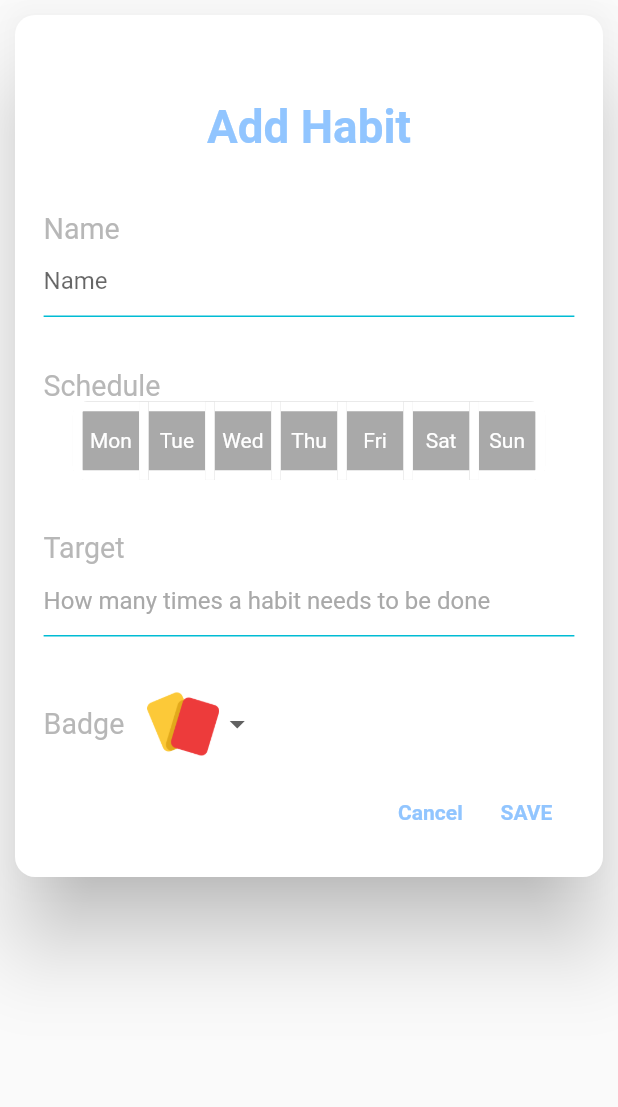
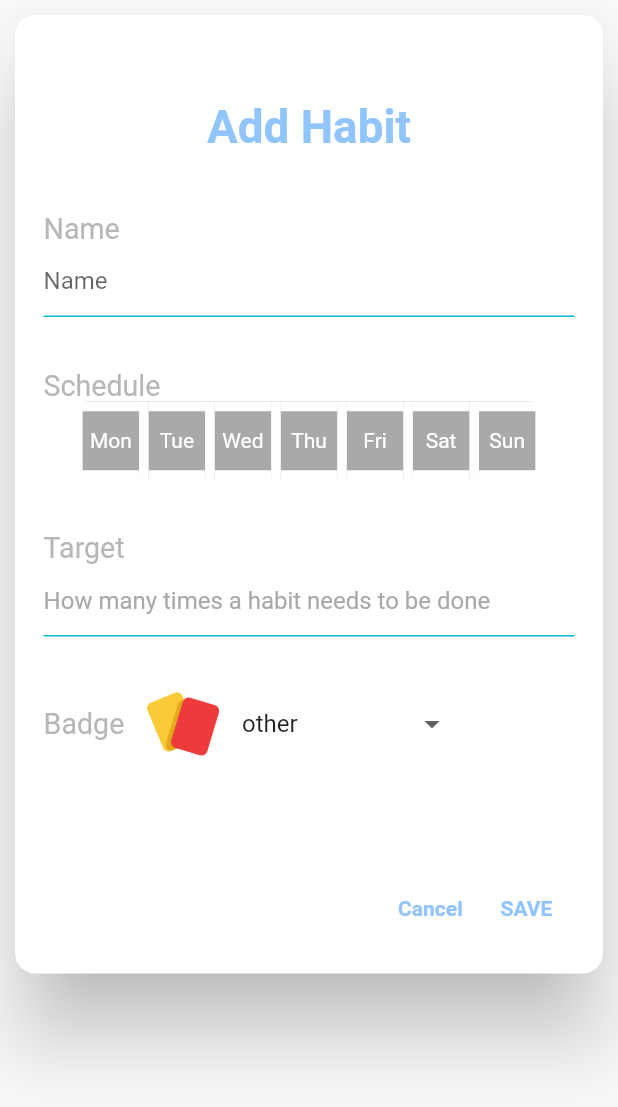
Before and after one commit to yusufmsabeh/Habit_Tracker_App, a Flutter app: the AddHabitScreen widget shown alone on an empty page, opened directly with empty values, on a phone screen of 412 x 824 dp. Shown: the top 1107 px of the screen. Run offline on Flutter 3.47's test engine with Material 2 defaults, Android fonts, the phone set to English and light mode, and no system bars; our stand-ins replace easy_localization, flutter_screenutil, fluttertoast, google_fonts, sqflite and 2 more; missing offline and left inert: dart:ffi; accounts and stored records are empty.

Commit message:
fix update screen

```diff
--- a/lib/HomePage.dart
+++ b/lib/HomePage.dart
@@ -142,6 +142,8 @@ class _HomePageState extends State<HomePage> {
                       currentIndex = 0;
                       setState(() {});
                     },
+                    child: SizedBox(
+                      width: 200.w,
                       child: Column(
                         children: [
                           SizedBox(
@@ -154,6 +156,7 @@ class _HomePageState extends State<HomePage> {
                         ],
                       ),
                     ),
+                  ),
                   const Spacer(
                     flex: 1,
                   ),
@@ -162,6 +165,8 @@ class _HomePageState extends State<HomePage> {
                       currentIndex = 1;
                       setState(() {});
                     },
+                    child: SizedBox(
+                      width: 200.w,
                       child: Column(
                         children: [
                           SizedBox(
@@ -172,6 +177,7 @@ class _HomePageState extends State<HomePage> {
                                   : 'assets/today.png')),
                           Text("TodayList".tr())
                         ],
+                      ),
                     ),
                   )
                 ],
--- a/lib/Screens/AddHabitScreen.dart
+++ b/lib/Screens/AddHabitScreen.dart
@@ -25,7 +25,15 @@ class _AddHabitScreenState extends State<AddHabitScreen> {
     'assets/cards.png',
     'assets/sports.png',
     'assets/book.png',
-    'assets/watter.png'
+    'assets/watter.png',
+    'assets/healthy-food.png'
+  ];
+  List<String> itemsDropDownString = [
+    'other',
+    'sports',
+    'studying',
+    'drink Water',
+    'eat healthy food'
   ];
   String? selectedItem;
   final nameController = TextEditingController();
@@ -36,6 +44,7 @@ class _AddHabitScreenState extends State<AddHabitScreen> {
       nameController.text = widget.habit!.name;
       tragetController.text = widget.habit!.target.toString();
       _isSelected = await connection.instance.getHabitDays(widget.habit!.id);
+      selectedItem = widget.habit!.badge;
     }
     setState(() {});
   }
@@ -76,7 +85,7 @@ class _AddHabitScreenState extends State<AddHabitScreen> {
           key: _formState,
           child: Container(
             margin: EdgeInsets.all(50.w),
-            height: context.locale.toString() == 'en' ? 1250.h : 1420.h,
+            height: context.locale.toString() == 'en' ? 1400.h : 1550.h,
             child: Column(
               children: [
                 Container(
@@ -196,7 +205,16 @@ class _AddHabitScreenState extends State<AddHabitScreen> {
                       items: [
                         ...itemsDropDown.map((e) {
                           return DropdownMenuItem(
-                            child: Image.asset(e),
+                            child: Row(
+                              children: [
+                                Image.asset(e),
+                                SizedBox(
+                                  width: 40.w,
+                                ),
+                                Text(itemsDropDownString[
+                                    itemsDropDown.indexOf(e)])
+                              ],
+                            ),
                             value: e,
                           );
                         }).toList()
@@ -236,6 +254,7 @@ class _AddHabitScreenState extends State<AddHabitScreen> {
                                       target: int.parse(tragetController.text)),
                                   daysToInsert);
                             } else {
+                              widget.habit!.badge = selectedItem!;
                               widget.habit!.name = nameController.text;
                               widget.habit!.target =
                                   int.parse(tragetController.text);
--- a/pubspec.yaml
+++ b/pubspec.yaml
@@ -79,8 +79,10 @@ flutter:
     - assets/book.png
     - assets/sports.png
     - assets/watter.png
+    - assets/healthy-food.png
     - assets/lan/ar.json
     - assets/lan/en.json
+
 
 
 
```
Also changed, not shown: assets/lan/ar.json (+7 -7 lines), assets/healthy-food.png (added). Lines whose indentation alone changed are shown as unchanged.
